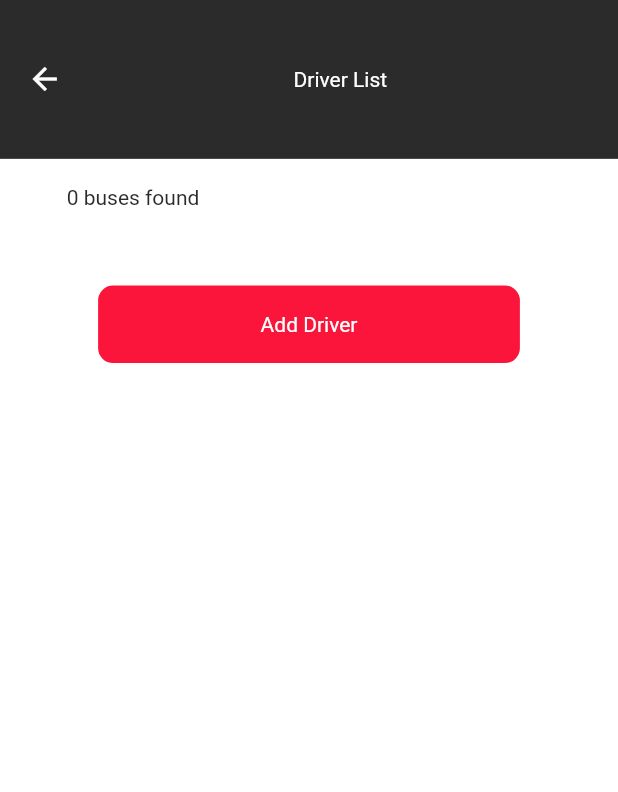
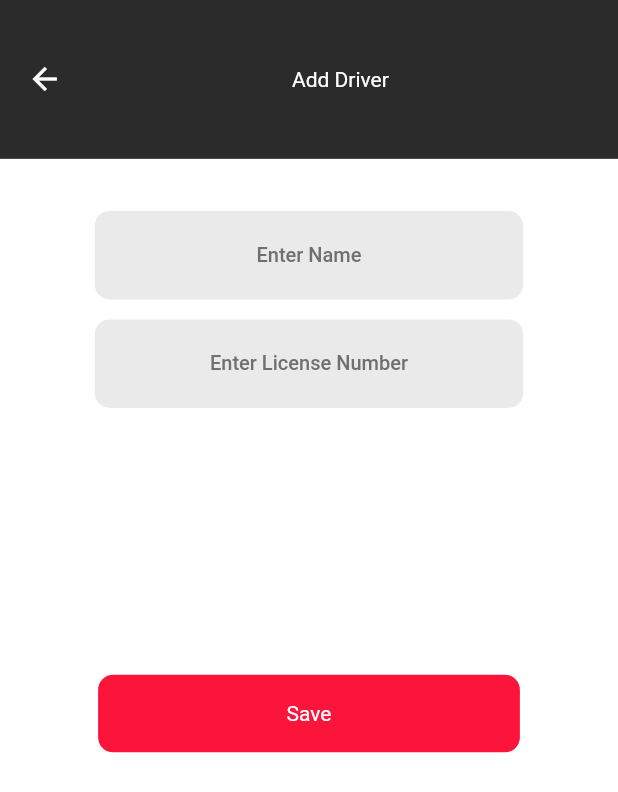
Before and after one commit to mr-ejlal/busProject, a Flutter app: the DriverListScreen screen opened by its route, after a tap on "Add Driver", on a phone screen of 412 x 824 dp. Shown: the top 792 px of the screen. Run offline on Flutter 3.47's test engine with Material 2 defaults, Android fonts, the phone set to English and light mode, and no system bars; our stand-ins replace flutter_screenutil, get, shared_preferences; accounts and stored records are empty; network calls fail.

Commit message:
driveradd and buslayouy

```diff
--- a/lib/controller/bus_layout_screen.dart
+++ b/lib/controller/bus_layout_screen.dart
@@ -1,5 +1,8 @@
+import 'package:bus_project/model/home_screen.dart';
 import 'package:flutter/cupertino.dart';
 import 'package:get/get.dart';
+import '../model/home_screen.dart';
+import '../model/bus_layout_screen.dart';
 
 class BusLayoutControllerBinding extends Bindings {
   @override
@@ -10,4 +13,35 @@ class BusLayoutControllerBinding extends Bindings {
 
 class BusLayoutController extends GetxController {
   static BusLayoutController get to => Get.find();
+  @override
+  void onInit() {
+    super.onInit();
+    item = Get.arguments ?? BusModel;
+  }
+
+  BusModel item = BusModel(
+      busServiceName: "",
+      busModelName: "",
+      driverName: "",
+      licenseNumber: "",
+      numberOfSeats: 0,
+      busLayoutType: BusLayoutType.twoByTwo);
+
+  List<List<int>> busLayOutGenerator(int number, BusLayoutType layOutType) {
+    List<int> numbers = List.generate(number, (index) => index);
+
+    switch (layOutType) {
+      case BusLayoutType.twoByTwo:
+        List<int> num1 = numbers.sublist(0, (numbers.length / 2).floor());
+        List<int> num2 =
+            numbers.sublist((numbers.length / 2).floor(), numbers.length);
+        return [num1, num2];
+      case BusLayoutType.oneByThree:
+        List<int> num1 = numbers.sublist(0, (numbers.length / 4).ceil());
+        List<int> num2 =
+            numbers.sublist((numbers.length / 4).ceil(), numbers.length);
+        print([num1, num2]);
+        return [num1, num2];
+    }
+  }
 }
--- a/lib/model/driver_add_screen.dart
+++ b/lib/model/driver_add_screen.dart
@@ -0,0 +1,28 @@
+import 'dart:convert';
+
+DriverAddResponse driverAddResponseFromJson(String str) =>
+    DriverAddResponse.fromJson(json.decode(str));
+
+String driverAddResponseToJson(DriverAddResponse data) =>
+    json.encode(data.toJson());
+
+class DriverAddResponse {
+  DriverAddResponse({
+    this.status,
+    this.message,
+  });
+
+  bool? status;
+  String? message;
+
+  factory DriverAddResponse.fromJson(Map<String, dynamic> json) =>
+      DriverAddResponse(
+        status: json["status"],
+        message: json["message"],
+      );
+
+  Map<String, dynamic> toJson() => {
+        "status": status,
+        "message": message,
+      };
+}
--- a/lib/routes/app_modules.dart
+++ b/lib/routes/app_modules.dart
@@ -1,11 +1,15 @@
+import 'package:bus_project/controller/bus_layout_screen.dart';
+import 'package:bus_project/controller/driver_add_screen.dart';
 import 'package:bus_project/controller/driver_list_screen.dart';
 import 'package:bus_project/routes/routes.dart';
+import 'package:bus_project/view/bus_layout_screen.dart';
 import 'package:bus_project/view/driver_list_screen.dart';
 import 'package:get/get_navigation/src/routes/get_route.dart';
 
 import '../controller/home_screen.dart';
 import '../controller/login_screen.dart';
 import '../controller/splash_screen.dart';
+import '../view/driver_add_screen.dart';
 import '../view/home_screen.dart';
 import '../view/login_screen.dart';
 import '../view/splash_screen.dart';
@@ -28,5 +32,13 @@ abstract class AppPages {
         name: driverListScreenRoute,
         page: () => const DriverListScreen(),
         binding: DriverListControllerBinding()),
+    GetPage(
+        name: driverAddScreenRoute,
+        page: () => const DriverAddScreen(),
+        binding: DriverAddControllerBinding()),
+    GetPage(
+        name: busLayoutScreenRoute,
+        page: () => const BusLayoutScreen(),
+        binding: BusLayoutControllerBinding()),
   ];
 }
--- a/lib/view/driver_add_screen.dart
+++ b/lib/view/driver_add_screen.dart
@@ -0,0 +1,143 @@
+import 'package:bus_project/controller/driver_add_screen.dart';
+import 'package:flutter/material.dart';
+import 'package:flutter_screenutil/flutter_screenutil.dart';
+
+import '../utils/colors.dart';
+
+class DriverAddScreen extends StatelessWidget {
+  const DriverAddScreen({Key? key}) : super(key: key);
+
+  @override
+  Widget build(BuildContext context) {
+    // DriverListController.to.getDriverList();
+    return Scaffold(
+      resizeToAvoidBottomInset: false,
+      body: Container(
+        width: MediaQuery.of(context).size.width,
+        height: MediaQuery.of(context).size.height,
+        decoration: BoxDecoration(color: CustomColor.white),
+        child: Body(),
+      ),
+    );
+  }
+}
+
+class Body extends StatelessWidget {
+  const Body({Key? key}) : super(key: key);
+
+  @override
+  Widget build(BuildContext context) {
+    return Container(
+      child: Column(
+        children: [
+          Container(
+            height: 119.sp,
+            color: CustomColor.black,
+            child: Row(
+              mainAxisAlignment: MainAxisAlignment.spaceBetween,
+              children: [
+                Padding(
+                  padding: EdgeInsets.only(left: 20.sp),
+                  child: Icon(
+                    Icons.arrow_back,
+                    color: CustomColor.white,
+                  ),
+                ),
+                Text(
+                  "Add Driver",
+                  style: TextStyle(color: CustomColor.white),
+                ),
+                const SizedBox(),
+              ],
+            ),
+          ),
+          SizedBox(
+            height: 39.sp,
+          ),
+          Container(
+            width: 321.sp,
+            decoration: BoxDecoration(
+                color: CustomColor.white2,
+                borderRadius: BorderRadius.circular(10)),
+            child: TextFormField(
+              controller: DriverAddController.to.driverNameController,
+              decoration: InputDecoration(
+                border: InputBorder.none,
+                floatingLabelBehavior: FloatingLabelBehavior.never,
+                label: Center(
+                  child: Text(
+                    "Enter Name",
+                    style: TextStyle(
+                        color: CustomColor.grey,
+                        fontSize: 15.sp,
+                        fontWeight: FontWeight.w500),
+                  ),
+                ),
+                // hintText: 'Enter your username',
+              ),
+              validator: (value) {
+                if (value!.isEmpty) {
+                  return 'Please enter name';
+                }
+                return null;
+              },
+            ),
+          ),
+          SizedBox(
+            height: 15.sp,
+          ),
+          Container(
+            width: 321.sp,
+            decoration: BoxDecoration(
+                color: CustomColor.white2,
+                borderRadius: BorderRadius.circular(10)),
+            child: TextFormField(
+              controller: DriverAddController.to.licenseController,
+              decoration: InputDecoration(
+                border: InputBorder.none,
+                floatingLabelBehavior: FloatingLabelBehavior.never,
+                label: Center(
+                  child: Text(
+                    "Enter License Number",
+                    style: TextStyle(
+                        color: CustomColor.grey,
+                        fontSize: 15.sp,
+                        fontWeight: FontWeight.w500),
+                  ),
+                ),
+                // hintText: 'Enter your username',
+              ),
+              validator: (value) {
+                if (value!.isEmpty) {
+                  return 'Please enter name';
+                }
+                return null;
+              },
+            ),
+          ),
+          SizedBox(
+            height: 200.sp,
+          ),
+          GestureDetector(
+            onTap: () {
+              DriverAddController.to.addDriver();
+            },
+            child: Container(
+              width: 316.sp,
+              height: 58.sp,
+              decoration: BoxDecoration(
+                  color: CustomColor.red,
+                  borderRadius: BorderRadius.circular(10)),
+              child: Center(
+                child: Text(
+                  "Save",
+                  style: TextStyle(color: CustomColor.white),
+                ),
+              ),
+            ),
+          ),
+        ],
+      ),
+    );
+  }
+}
```
Also changed, not shown: lib/api_service/api_services.dart (+21 -0 lines), lib/controller/driver_add_screen.dart (+16 -0 lines), lib/model/bus_layout_screen.dart (+18 -0 lines), lib/view/bus_layout_screen.dart (+228 -0 lines), lib/view/driver_list_screen.dart (+9 -7 lines), lib/view/home_screen.dart (+6 -1 lines).
